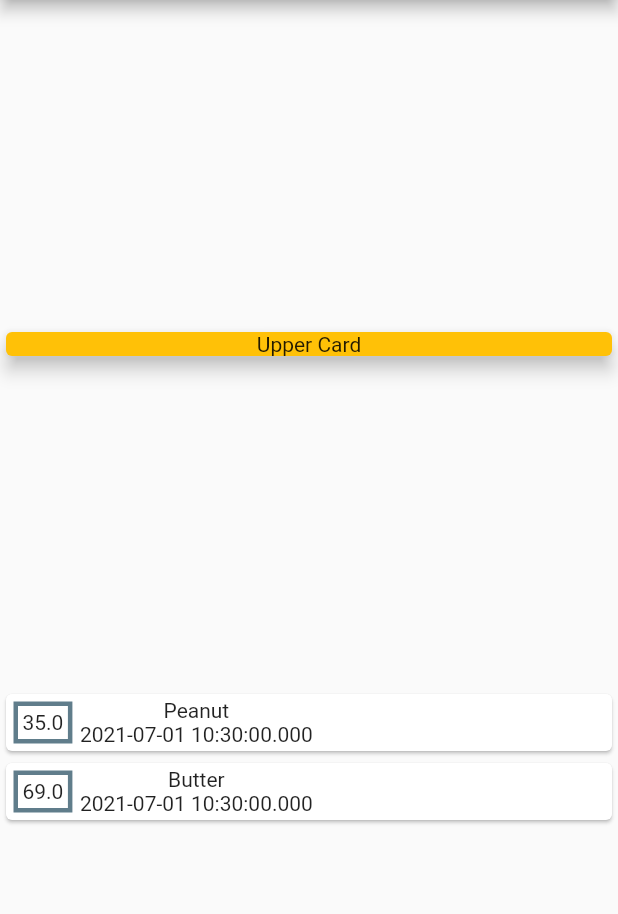
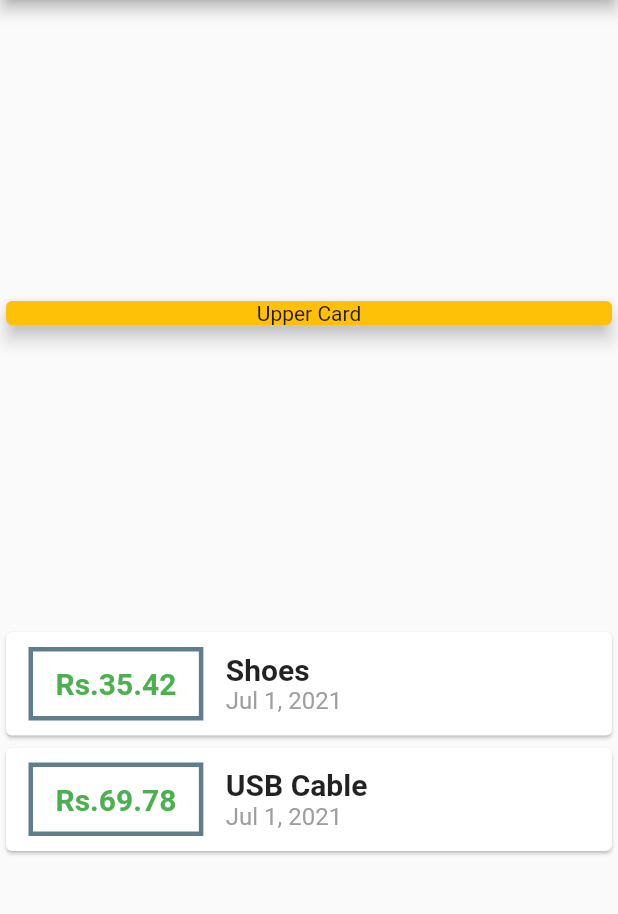
Before and after one commit to nerdpepe/Flutter-Mania, a Flutter app: the screen it shows after launch, on a phone screen of 412 x 824 dp, the part 84-998 px from its top. Run offline on Flutter 3.47's test engine with Material 2 defaults, Android fonts, the phone set to English and light mode, and no system bars.

Commit message:
Formatting and Styling

```diff
--- a/Apps/expense_tracker/lib/main.dart
+++ b/Apps/expense_tracker/lib/main.dart
@@ -1,4 +1,5 @@
 import 'package:flutter/material.dart';
+import 'package:intl/intl.dart';
 
 import './transaction.dart';
 
@@ -21,8 +22,10 @@ class MyApp extends StatelessWidget {
 
 class MyHomePage extends StatelessWidget {
   final List<Transaction> transactions = [
-    Transaction(amount: 35, date: DateTime.now(), id: 'Test', title: 'Peanut'),
-    Transaction(amount: 69, date: DateTime.now(), id: 'Test2', title: 'Butter')
+    Transaction(
+        amount: 35.42, date: DateTime.now(), id: 'Test1', title: 'Shoes'),
+    Transaction(
+        amount: 69.78, date: DateTime.now(), id: 'Test2', title: 'USB Cable')
   ];
   @override
   Widget build(BuildContext context) {
@@ -50,10 +53,13 @@ class MyHomePage extends StatelessWidget {
               children: transactions
                   .map((tx) => Card(
                         child: Row(
+                          //mainAxisAlignment: MainAxisAlignment.center,
                           children: [
                             Container(
-                              margin: EdgeInsets.all(5),
-                              padding: EdgeInsets.all(3),
+                              margin: EdgeInsets.symmetric(
+                                  horizontal: 15, vertical: 10),
+                              padding: EdgeInsets.symmetric(
+                                  horizontal: 15, vertical: 10),
                               decoration: BoxDecoration(
                                 border: Border.all(
                                   color: Colors.blueGrey,
@@ -61,12 +67,31 @@ class MyHomePage extends StatelessWidget {
                                   style: BorderStyle.solid,
                                 ),
                               ),
-                              child: Text(tx.amount.toString()),
+                              child: Text(
+                                'Rs.${tx.amount}',
+                                style: TextStyle(
+                                    fontSize: 20,
+                                    fontWeight: FontWeight.bold,
+                                    color: Colors.green),
+                              ),
                             ),
                             Column(
+                              crossAxisAlignment: CrossAxisAlignment.start,
                               children: [
-                                Text(tx.title),
-                                Text(tx.date.toString()),
+                                Text(
+                                  tx.title,
+                                  style: TextStyle(
+                                    fontSize: 20,
+                                    fontWeight: FontWeight.bold,
+                                  ),
+                                ),
+                                Text(
+                                  DateFormat.yMMMd().format(tx.date),
+                                  style: TextStyle(
+                                    color: Colors.grey,
+                                    fontSize: 16,
+                                  ),
+                                ),
                               ],
                             ),
                           ],
--- a/Apps/expense_tracker/pubspec.yaml
+++ b/Apps/expense_tracker/pubspec.yaml
@@ -23,6 +23,7 @@ environment:
 dependencies:
   flutter:
     sdk: flutter
+  intl: ^0.17.0
 
 
   # The following adds the Cupertino Icons font to your application.
```
Also changed, not shown: Apps/expense_tracker/pubspec.lock.
